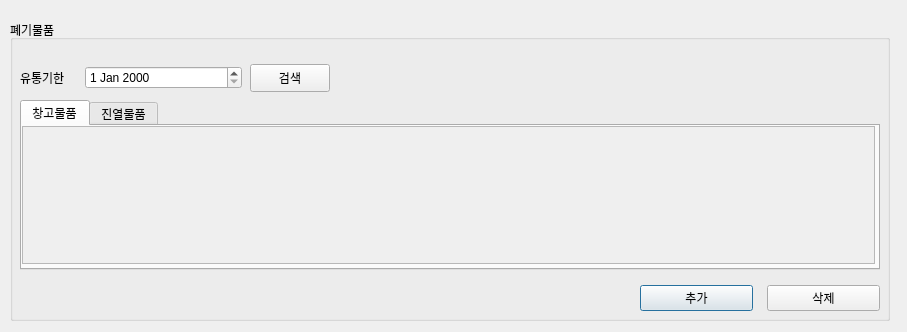
Old version of the form ui/폐기물품.ui in the repository johnnyapu15/IDB.
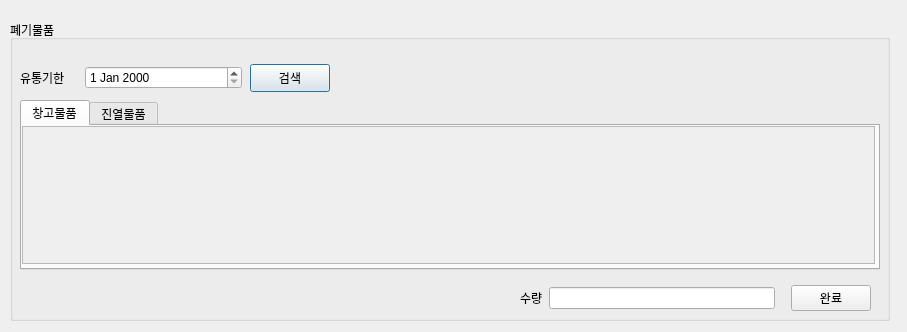
New version of the form. The open tabs and pages were chosen to show the change.

Commit message: 정주안 폐기 관련 1

What changed in the file:
```diff
--- a/ui/폐기물품.ui
+++ b/ui/폐기물품.ui
@@ -66,35 +66,6 @@
      </item>
     </layout>
    </widget>
-   <widget class="QWidget" name="horizontalLayoutWidget_2">
-    <property name="geometry">
-     <rect>
-      <x>630</x>
-      <y>260</y>
-      <width>240</width>
-      <height>36</height>
-     </rect>
-    </property>
-    <layout class="QHBoxLayout" name="horizontalLayout">
-     <property name="spacing">
-      <number>14</number>
-     </property>
-     <item>
-      <widget class="QPushButton" name="pushButton_2">
-       <property name="text">
-        <string>추가</string>
-       </property>
-      </widget>
-     </item>
-     <item>
-      <widget class="QPushButton" name="pushButton">
-       <property name="text">
-        <string>삭제</string>
-       </property>
-      </widget>
-     </item>
-    </layout>
-   </widget>
    <widget class="QPushButton" name="pushButton_6">
     <property name="geometry">
      <rect>
@@ -199,6 +170,48 @@
      </widget>
     </widget>
    </widget>
+   <widget class="QWidget" name="horizontalLayoutWidget">
+    <property name="geometry">
+     <rect>
+      <x>510</x>
+      <y>260</y>
+      <width>351</width>
+      <height>36</height>
+     </rect>
+    </property>
+    <layout class="QHBoxLayout" name="horizontalLayout">
+     <item>
+      <layout class="QHBoxLayout" name="horizontalLayout_2">
+       <property name="rightMargin">
+        <number>10</number>
+       </property>
+       <item>
+        <widget class="QLabel" name="label_21">
+         <property name="enabled">
+          <bool>true</bool>
+         </property>
+         <property name="autoFillBackground">
+          <bool>false</bool>
+         </property>
+         <property name="text">
+          <string>수량</string>
+         </property>
+        </widget>
+       </item>
+       <item>
+        <widget class="QLineEdit" name="lineEdit_17"/>
+       </item>
+      </layout>
+     </item>
+     <item>
+      <widget class="QPushButton" name="pushButton_2">
+       <property name="text">
+        <string>완료</string>
+       </property>
+      </widget>
+     </item>
+    </layout>
+   </widget>
   </widget>
  </widget>
  <resources/>
```
Left out of the diff: 2 changed lines with no effect on the pictures. The commit also changes 4 other files.
